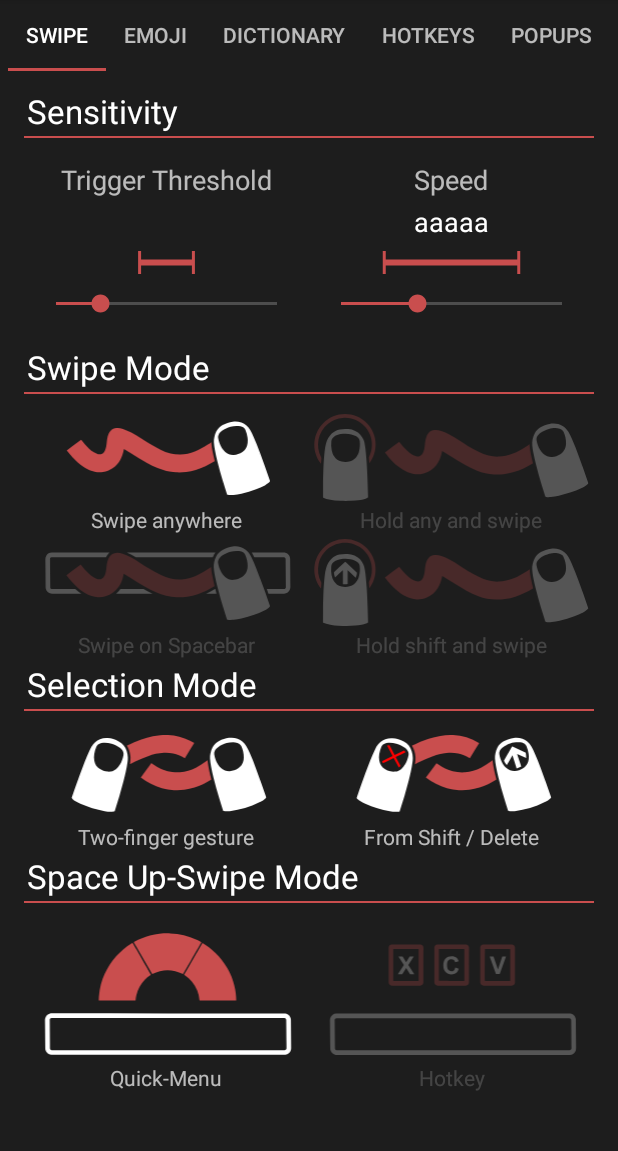
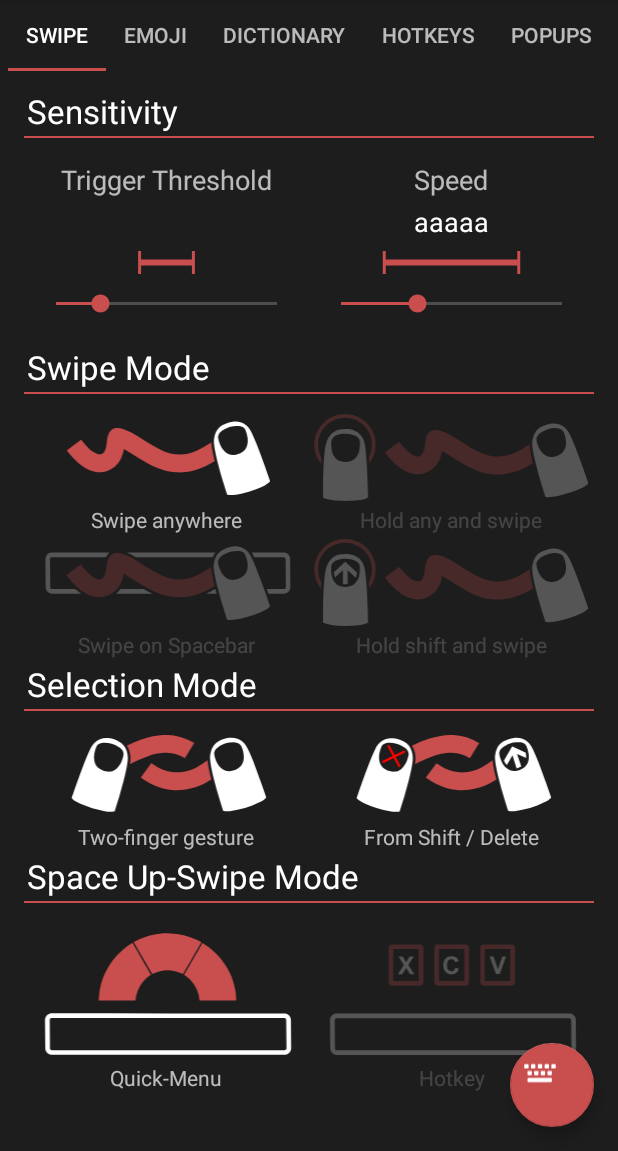
Before and after one commit to Nordskog/SwiftKeyExi, an Android app: the screen it shows after launch (MainActivity), on a phone screen of 412 x 824 dp, the part 85-1236 px from its top. Run offline under Robolectric (Android 15) with nearby library versions, the phone set to English and light mode, and no system bars; 3 statements that could not run were skipped.

Commit message:
Added button to show keyboard

```diff
--- a/app/src/main/java/com/mayulive/swiftkeyexi/MainActivity.java
+++ b/app/src/main/java/com/mayulive/swiftkeyexi/MainActivity.java
@@ -10,6 +10,8 @@ import com.mayulive.swiftkeyexi.main.Theme;
 import com.mayulive.swiftkeyexi.main.main.MainViewPagerAdapter;
 import com.mayulive.swiftkeyexi.main.settings.SettingsActivity;
 import com.mayulive.swiftkeyexi.util.FontLoader;
+import com.mayulive.swiftkeyexi.util.KeyboardUtil;
+import com.mayulive.swiftkeyexi.util.view.BackCallbackEditText;
 
 import android.content.Intent;
 import android.content.SharedPreferences;
@@ -20,8 +22,12 @@ import android.support.design.widget.TabLayout;
 import android.support.v4.view.ViewPager;
 import android.support.v7.app.AppCompatActivity;
 import android.util.Log;
+import android.view.KeyEvent;
 import android.view.Menu;
 import android.view.MenuItem;
+import android.view.View;
+import android.widget.EditText;
+import android.widget.FrameLayout;
 
 
 import static com.mayulive.swiftkeyexi.util.FontLoader.getFontPathArray;
@@ -35,6 +41,9 @@ public class MainActivity extends AppCompatActivity implements Theme.ThemeApplic
 	WrappedDatabase mDbWrap = null;
 	MainViewPagerAdapter mAdapter;
 	ViewPager mPager;
+
+	BackCallbackEditText mTestInput = null;
+	FrameLayout mTestInputContainer = null;
 
 	public static int mAppliedTheme = R.style.AppTheme;
 
@@ -89,7 +98,28 @@ public class MainActivity extends AppCompatActivity implements Theme.ThemeApplic
 			editor.putInt(PreferenceConstants.status_api_version_last_launch, Build.VERSION.SDK_INT);
 			editor.apply();
 		}
+	}
 
+	public void displayInputTest()
+	{
+		mTestInputContainer.setVisibility(View.VISIBLE);
+		mTestInput.requestFocus();
+		KeyboardUtil.showKeyboard(mTestInput);
+	}
+
+	public void hideInputTest()
+	{
+		mTestInputContainer.setVisibility(View.GONE);
+		KeyboardUtil.hideKeyboard(mTestInput);
+	}
+
+	public void hideInputOnBack()
+	{
+		//For when we override backup. Keyboard will hide itself.
+		if (mTestInputContainer.getVisibility() == View.VISIBLE)
+		{
+			mTestInputContainer.setVisibility(View.GONE);
+		}
 	}
 
 	@Override
@@ -127,6 +157,36 @@ public class MainActivity extends AppCompatActivity implements Theme.ThemeApplic
 
 		TabLayout titleIndicator = (TabLayout)findViewById(R.id.mainViewTitles);
 		titleIndicator.setupWithViewPager(mPager);
+
+		setupKeyboard();
+
+	}
+
+	private void setupKeyboard()
+	{
+		mTestInput = (BackCallbackEditText) findViewById(R.id.test_keyboard);
+		mTestInputContainer = (FrameLayout) findViewById(R.id.test_keyboard_container);
+
+		mTestInput.setOnBackPressedListener(new BackCallbackEditText.OnBackPressed()
+		{
+			@Override
+			public boolean onBackPressed()
+			{
+				hideInputOnBack();
+				return false;
+			}
+		});
+
+		mTestInputContainer.setOnClickListener(new View.OnClickListener()
+		{
+			@Override
+			public void onClick(View v)
+			{
+				hideInputTest();
+			}
+		});
+
+
 	}
 
 	@Override
@@ -159,6 +219,7 @@ public class MainActivity extends AppCompatActivity implements Theme.ThemeApplic
 	@Override
 	protected void onPause()
 	{
+
 		super.onPause();
 		//Log.e("###", "Activity paused");
 
@@ -168,6 +229,7 @@ public class MainActivity extends AppCompatActivity implements Theme.ThemeApplic
 	protected void onResume()
 	{
 		super.onResume();
+		hideInputOnBack();
 		if (Theme.applyThemeIfNecessary(this))
 		{
 			//Some of our cached emoji will be a mix of
--- a/app/src/main/java/com/mayulive/swiftkeyexi/main/swipe/SwipeFragment.java
+++ b/app/src/main/java/com/mayulive/swiftkeyexi/main/swipe/SwipeFragment.java
@@ -11,6 +11,7 @@ import android.widget.SeekBar;
 import android.widget.TextView;
 
 import com.mayulive.swiftkeyexi.ExiModule;
+import com.mayulive.swiftkeyexi.MainActivity;
 import com.mayulive.swiftkeyexi.settings.PreferenceConstants;
 import com.mayulive.swiftkeyexi.util.MathUtils;
 import com.mayulive.swiftkeyexi.xposed.selection.selectionstuff.CursorBehavior;
@@ -106,7 +107,19 @@ public class SwipeFragment extends Fragment
 		// Inflate the layout for this fragment
 		mRootView = inflater.inflate(R.layout.swipe_fragment_layout, container, false);
 
+		/////////////////////////
+		//Buttons
+		/////////////////////////
 
+		View keyboardButton = mRootView.findViewById(R.id.testkeyboardbutton);
+		keyboardButton.setOnClickListener(new View.OnClickListener()
+		{
+			@Override
+			public void onClick(View v)
+			{
+				((MainActivity)getActivity()).displayInputTest();
+			}
+		});
 
 		//////////////////////////
 		//Swipe and select modes
--- a/app/src/main/java/com/mayulive/swiftkeyexi/util/KeyboardUtil.java
+++ b/app/src/main/java/com/mayulive/swiftkeyexi/util/KeyboardUtil.java
@@ -15,4 +15,10 @@ public class KeyboardUtil
 		InputMethodManager inputMethodManager = (InputMethodManager)view.getContext().getSystemService(Activity.INPUT_METHOD_SERVICE);
 		inputMethodManager.hideSoftInputFromWindow(view.getWindowToken(), 0);
 	}
+
+	public static void showKeyboard(View view)
+	{
+		InputMethodManager inputMethodManager = (InputMethodManager)view.getContext().getSystemService(Activity.INPUT_METHOD_SERVICE);
+		inputMethodManager.showSoftInput(view, 0);
+	}
 }
--- /dev/null
+++ b/app/src/main/java/com/mayulive/swiftkeyexi/util/view/BackCallbackEditText.java
@@ -0,0 +1,55 @@
+package com.mayulive.swiftkeyexi.util.view;
+
+import android.content.Context;
+import android.support.v7.widget.AppCompatEditText;
+import android.util.AttributeSet;
+import android.view.KeyEvent;
+
+/**
+ * Created by Roughy on 8/7/2017.
+ */
+
+public class BackCallbackEditText extends AppCompatEditText
+{
+
+	private OnBackPressed mBackPressedListener = null;
+
+	public BackCallbackEditText(Context context)
+	{
+		super(context);
+	}
+
+	public BackCallbackEditText(Context context, AttributeSet attrs)
+	{
+		super(context, attrs);
+	}
+
+	public BackCallbackEditText(Context context, AttributeSet attrs, int defStyleAttr)
+	{
+		super(context, attrs, defStyleAttr);
+	}
+
+	@Override
+	public boolean onKeyPreIme(int keyCode, KeyEvent event)
+	{
+		if (keyCode == KeyEvent.KEYCODE_BACK  && event.getAction() == KeyEvent.ACTION_DOWN)
+		{
+			if (mBackPressedListener != null)
+			{
+				return mBackPressedListener.onBackPressed();
+			}
+		}
+
+		return false;
+	}
+
+	public void setOnBackPressedListener(OnBackPressed listener)
+	{
+		mBackPressedListener = listener;
+	}
+
+	public interface OnBackPressed
+	{
+		public boolean onBackPressed();
+	}
+}
--- /dev/null
+++ b/app/src/main/res/drawable/ic_keyboardbutton.xml
@@ -0,0 +1,36 @@
+<vector xmlns:android="http://schemas.android.com/apk/res/android"
+        android:width="288dp"
+        android:height="204dp"
+        android:viewportWidth="288.0"
+        android:viewportHeight="204.0">
+    <path
+        android:pathData="M19.6,32.6c-2.3,2.3 -2.3,29.5 0,31.8 2.3,2.3 29.5,2.3 31.8,0 2.3,-2.3 2.3,-29.5 0,-31.8 -2.3,-2.3 -29.5,-2.3 -31.8,0z"
+        android:fillColor="?attr/editTextColor"/>
+    <path
+        android:pathData="M73.6,32.6c-2.3,2.3 -2.3,29.5 0,31.8 2.3,2.3 29.5,2.3 31.8,0 2.3,-2.3 2.3,-29.5 0,-31.8 -2.3,-2.3 -29.5,-2.3 -31.8,0z"
+        android:fillColor="?attr/editTextColor"/>
+    <path
+        android:pathData="M128.6,32.6c-2.3,2.3 -2.3,29.5 0,31.8 2.3,2.3 29.5,2.3 31.8,0 1.3,-1.3 1.6,-4.2 1.6,-15.9 0,-11.7 -0.3,-14.6 -1.6,-15.9 -2.3,-2.3 -29.5,-2.3 -31.8,0z"
+        android:fillColor="?attr/editTextColor"/>
+    <path
+        android:pathData="M182.6,32.6c-2.3,2.3 -2.3,29.5 0,31.8 2.3,2.3 29.5,2.3 31.8,0 1.3,-1.3 1.6,-4.2 1.6,-15.9 0,-11.7 -0.3,-14.6 -1.6,-15.9 -2.3,-2.3 -29.5,-2.3 -31.8,0z"
+        android:fillColor="?attr/editTextColor"/>
+    <path
+        android:pathData="M236.6,32.6c-2.3,2.3 -2.3,29.5 0,31.8 2.3,2.3 29.5,2.3 31.8,0 1.3,-1.3 1.6,-4.2 1.6,-15.9 0,-11.7 -0.3,-14.6 -1.6,-15.9 -2.3,-2.3 -29.5,-2.3 -31.8,0z"
+        android:fillColor="?attr/editTextColor"/>
+    <path
+        android:pathData="M45.6,86.6c-2.3,2.3 -2.3,29.5 0,31.8 2.3,2.3 29.5,2.3 31.8,0 2.3,-2.3 2.3,-29.5 0,-31.8 -2.3,-2.3 -29.5,-2.3 -31.8,0z"
+        android:fillColor="?attr/editTextColor"/>
+    <path
+        android:pathData="M98.6,86.6c-2.3,2.3 -2.3,29.5 0,31.8 2.3,2.3 29.5,2.3 31.8,0 1.3,-1.3 1.6,-4.2 1.6,-15.9 0,-11.7 -0.3,-14.6 -1.6,-15.9 -2.3,-2.3 -29.5,-2.3 -31.8,0z"
+        android:fillColor="?attr/editTextColor"/>
+    <path
+        android:pathData="M151.6,86.6c-2.3,2.3 -2.3,29.5 0,31.8 2.3,2.3 29.5,2.3 31.8,0 1.3,-1.3 1.6,-4.2 1.6,-15.9 0,-11.7 -0.3,-14.6 -1.6,-15.9 -2.3,-2.3 -29.5,-2.3 -31.8,0z"
+        android:fillColor="?attr/editTextColor"/>
+    <path
+        android:pathData="M205.6,86.6c-2.3,2.3 -2.3,29.5 0,31.8 2.3,2.3 29.5,2.3 31.8,0 1.3,-1.3 1.6,-4.2 1.6,-15.9 0,-11.7 -0.3,-14.6 -1.6,-15.9 -2.3,-2.3 -29.5,-2.3 -31.8,0z"
+        android:fillColor="?attr/editTextColor"/>
+    <path
+        android:pathData="M45.6,142.6c-2.3,2.3 -2.3,29.5 0,31.8 1.4,1.4 11.5,1.6 95.9,1.6 84.4,0 94.5,-0.2 95.9,-1.6 2.3,-2.3 2.3,-29.5 0,-31.8 -1.4,-1.4 -11.5,-1.6 -95.9,-1.6 -84.4,0 -94.5,0.2 -95.9,1.6z"
+        android:fillColor="?attr/editTextColor"/>
+</vector>
--- a/app/src/main/res/layout/activity_main.xml
+++ b/app/src/main/res/layout/activity_main.xml
@@ -1,4 +1,4 @@
-<RelativeLayout xmlns:android="http://schemas.android.com/apk/res/android"
+<FrameLayout xmlns:android="http://schemas.android.com/apk/res/android"
     xmlns:tools="http://schemas.android.com/tools"
     xmlns:app="http://schemas.android.com/apk/res-auto"
     android:layout_width="match_parent"
@@ -39,10 +39,24 @@
 
         </com.mayulive.swiftkeyexi.util.view.FixedViewPager>
 
+    </LinearLayout>
+
+    <FrameLayout
+        android:visibility="gone"
+        android:id="@+id/test_keyboard_container"
+        android:background="?android:attr/colorBackground"
+        android:alpha="0.8"
+        android:layout_width="match_parent"
+        android:layout_height="match_parent">
+
+        <com.mayulive.swiftkeyexi.util.view.BackCallbackEditText
+            android:layout_gravity="bottom"
+            android:id="@+id/test_keyboard"
+            android:layout_width="match_parent"
+            android:windowSoftInputMode="stateVisible|adjustResize"
+            android:layout_height="wrap_content"/>
 
 
-    </LinearLayout>
+    </FrameLayout>
 
-
-
-</RelativeLayout>
+</FrameLayout>
--- a/app/src/main/res/layout/swipe_fragment_layout.xml
+++ b/app/src/main/res/layout/swipe_fragment_layout.xml
@@ -1,6 +1,10 @@
 <?xml version="1.0" encoding="utf-8"?>
-<ScrollView xmlns:android="http://schemas.android.com/apk/res/android"
+<FrameLayout xmlns:android="http://schemas.android.com/apk/res/android"
              xmlns:app="http://schemas.android.com/apk/res-auto"
+             android:layout_width="match_parent"
+             android:layout_height="match_parent" >
+
+    <ScrollView
         android:layout_width="match_parent"
         android:layout_height="wrap_content"
         android:orientation="vertical"
@@ -159,11 +163,20 @@
 
             </com.mayulive.swiftkeyexi.util.view.BoundedLinearLayout>
 
+            <Space
+                android:layout_width="match_parent"
+                android:layout_height="50dp"/>
+
 
         </LinearLayout>
 
+    </ScrollView>
 
+    <android.support.design.widget.FloatingActionButton
+        style="@style/FloatingButton"
+        app:srcCompat="@drawable/ic_keyboardbutton"
+        android:id="@+id/testkeyboardbutton"
+        android:layout_gravity="bottom|end"
+        />
 
-
-
-</ScrollView>
+</FrameLayout>
```
Also changed, not shown: app/src/main/java/com/mayulive/swiftkeyexi/main/dictionary/DictionaryFragment.java (+11 -0 lines), app/src/main/java/com/mayulive/swiftkeyexi/main/popupkeys/PopupkeysFragment.java (+14 -0 lines), app/src/main/java/com/mayulive/swiftkeyexi/main/shortcutkeys/ShortcutkeysFragment.java (+11 -0 lines), app/src/main/res/layout/dictionary_fragment_layout.xml (+11 -2 lines), app/src/main/res/layout/popupkeys_fragment_layout.xml (+22 -6 lines), app/src/main/res/layout/shortcutkeys_fragment_layout.xml (+27 -6 lines). Lines whose indentation alone changed are shown as unchanged.
